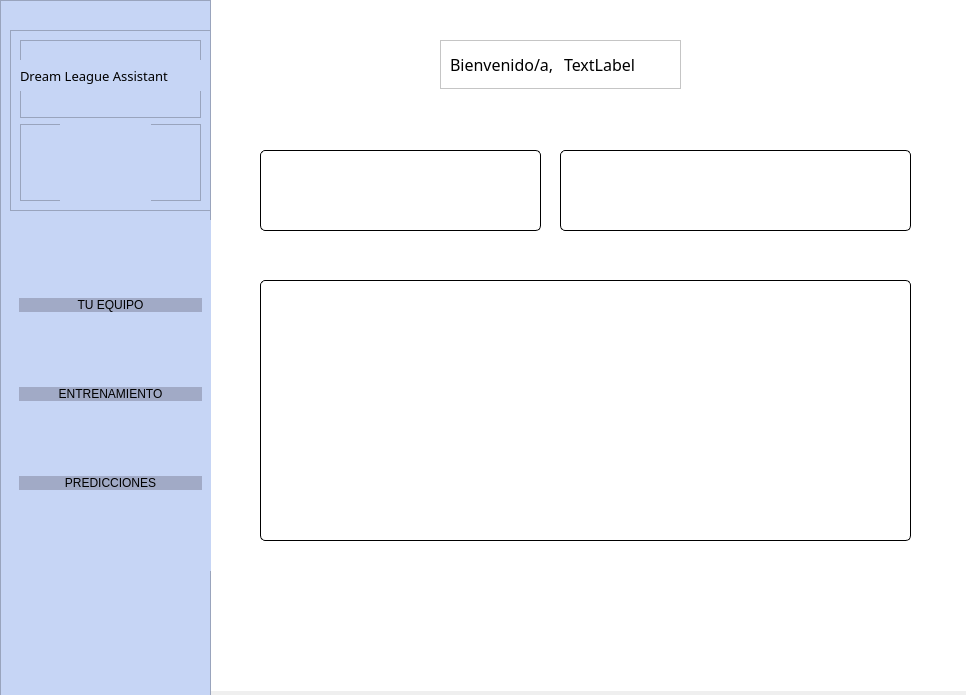
This is dla.ui in lgruneirodem/interfaz as Qt 5 draws it before an edit. The edited form follows.
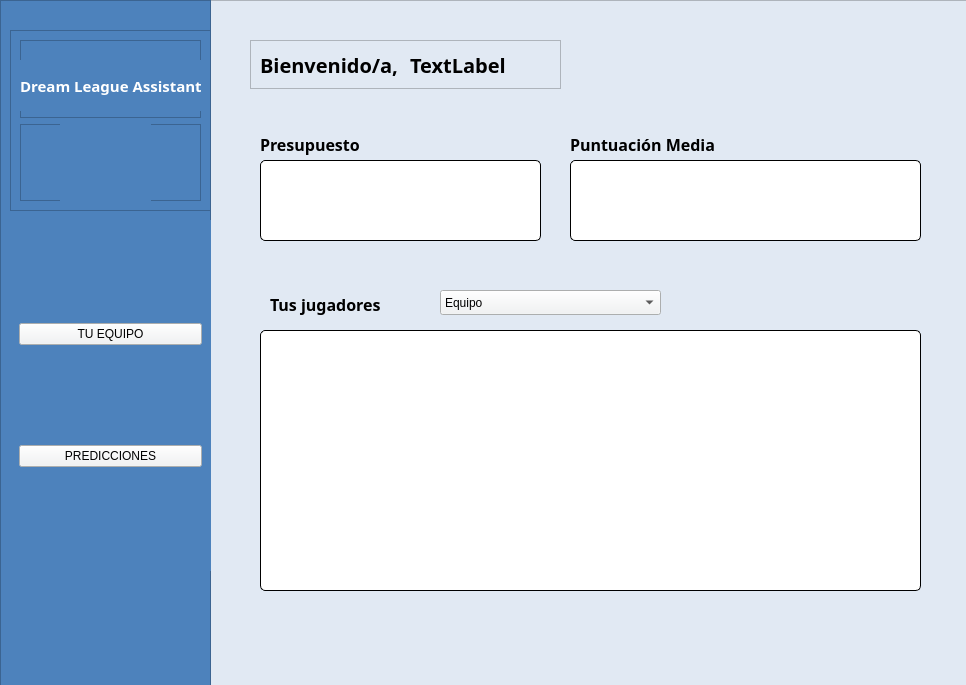
This is the edited form. Icons and pictures are not drawn.

Commit message: Diseño de la interfaz

What changed in the file:
```diff
--- a/dla.ui
+++ b/dla.ui
@@ -7,7 +7,7 @@
     <x>0</x>
     <y>0</y>
     <width>966</width>
-    <height>695</height>
+    <height>685</height>
    </rect>
   </property>
   <property name="cursor">
@@ -37,21 +37,63 @@
       <string notr="true">background-color: #fff
 </string>
      </property>
-     <widget class="QFrame" name="saldoframe">
+     <widget class="QFrame" name="frame_2">
       <property name="geometry">
        <rect>
-        <x>50</x>
-        <y>160</y>
-        <width>281</width>
-        <height>81</height>
+        <x>0</x>
+        <y>10</y>
+        <width>781</width>
+        <height>701</height>
        </rect>
       </property>
       <property name="styleSheet">
-       <string notr="true">QFrame{
+       <string notr="true">background-color: rgb(225, 233, 243);</string>
+      </property>
+      <property name="frameShape">
+       <enum>QFrame::StyledPanel</enum>
+      </property>
+      <property name="frameShadow">
+       <enum>QFrame::Raised</enum>
+      </property>
+      <widget class="QPushButton" name="guardarmodeloBoton_2">
+       <property name="geometry">
+        <rect>
+         <x>350</x>
+         <y>500</y>
+         <width>131</width>
+         <height>31</height>
+        </rect>
+       </property>
+       <property name="styleSheet">
+        <string notr="true">QPushButton{
+font:  bold 10pt &quot;Century Gothic&quot;;
+background-color: rgb(241, 243, 244);
+
+}
+QPushButton:hover{	
+background-color: rgb(184, 191, 199);
+}
+</string>
+       </property>
+       <property name="text">
+        <string>Guardar Modelo</string>
+       </property>
+      </widget>
+      <widget class="QFrame" name="frame_5">
+       <property name="geometry">
+        <rect>
+         <x>360</x>
+         <y>160</y>
+         <width>351</width>
+         <height>81</height>
+        </rect>
+       </property>
+       <property name="styleSheet">
+        <string notr="true">QFrame{
 border: 0.5px solid #000000;
 border-radius: 5px;
+background-color: rgb(255, 255, 255);
 
-
 }
 QFrame:hover {
 border:  0.5px solid #567CF0; 
@@ -72,29 +114,29 @@
 
  QFrame {
  box-shadow: 5px 5px 5px 5px #888888;}</string>
-      </property>
-      <property name="frameShape">
-       <enum>QFrame::StyledPanel</enum>
-      </property>
-      <property name="frameShadow">
-       <enum>QFrame::Raised</enum>
-      </property>
-     </widget>
-     <widget class="QFrame" name="frame_5">
-      <property name="geometry">
-       <rect>
-        <x>350</x>
-        <y>160</y>
-        <width>351</width>
-        <height>81</height>
-       </rect>
-      </property>
-      <property name="styleSheet">
-       <string notr="true">QFrame{
+       </property>
+       <property name="frameShape">
+        <enum>QFrame::StyledPanel</enum>
+       </property>
+       <property name="frameShadow">
+        <enum>QFrame::Raised</enum>
+       </property>
+      </widget>
+      <widget class="QFrame" name="saldoframe">
+       <property name="geometry">
+        <rect>
+         <x>50</x>
+         <y>160</y>
+         <width>281</width>
+         <height>81</height>
+        </rect>
+       </property>
+       <property name="styleSheet">
+        <string notr="true">QFrame{
 border: 0.5px solid #000000;
 border-radius: 5px;
+	background-color: rgb(255, 255, 255);
 
-
 }
 QFrame:hover {
 border:  0.5px solid #567CF0; 
@@ -115,28 +157,91 @@
 
  QFrame {
  box-shadow: 5px 5px 5px 5px #888888;}</string>
-      </property>
-      <property name="frameShape">
-       <enum>QFrame::StyledPanel</enum>
-      </property>
-      <property name="frameShadow">
-       <enum>QFrame::Raised</enum>
-      </property>
-     </widget>
-     <widget class="QFrame" name="frame_4">
-      <property name="geometry">
-       <rect>
-        <x>50</x>
-        <y>290</y>
-        <width>651</width>
-        <height>261</height>
-       </rect>
-      </property>
-      <property name="styleSheet">
-       <string notr="true">QFrame{
+       </property>
+       <property name="frameShape">
+        <enum>QFrame::StyledPanel</enum>
+       </property>
+       <property name="frameShadow">
+        <enum>QFrame::Raised</enum>
+       </property>
+      </widget>
+      <widget class="QFrame" name="framebienvenido">
+       <property name="geometry">
+        <rect>
+         <x>40</x>
+         <y>40</y>
+         <width>311</width>
+         <height>49</height>
+        </rect>
+       </property>
+       <property name="styleSheet">
+        <string notr="true">background-color: rgb(225, 233, 243);</string>
+       </property>
+       <property name="frameShape">
+        <enum>QFrame::StyledPanel</enum>
+       </property>
+       <property name="frameShadow">
+        <enum>QFrame::Raised</enum>
+       </property>
+       <layout class="QHBoxLayout" name="horizontalLayout">
+        <item>
+         <widget class="QLabel" name="bienvenido">
+          <property name="font">
+           <font>
+            <family>Century Gothic</family>
+            <pointsize>15</pointsize>
+            <weight>75</weight>
+            <italic>false</italic>
+            <bold>true</bold>
+           </font>
+          </property>
+          <property name="styleSheet">
+           <string notr="true">QFrame{
+	font: bold 15pt &quot;Century Gothic&quot;;
+}</string>
+          </property>
+          <property name="text">
+           <string>Bienvenido/a, </string>
+          </property>
+         </widget>
+        </item>
+        <item>
+         <widget class="QLabel" name="nombreUsuario">
+          <property name="font">
+           <font>
+            <family>Century Gothic</family>
+            <pointsize>15</pointsize>
+            <weight>75</weight>
+            <italic>false</italic>
+            <bold>true</bold>
+           </font>
+          </property>
+          <property name="styleSheet">
+           <string notr="true">QFrame{
+	font: bold 15pt &quot;Century Gothic&quot;;
+}</string>
+          </property>
+          <property name="text">
+           <string>TextLabel</string>
+          </property>
+         </widget>
+        </item>
+       </layout>
+      </widget>
+      <widget class="QFrame" name="frame_4">
+       <property name="geometry">
+        <rect>
+         <x>50</x>
+         <y>330</y>
+         <width>661</width>
+         <height>261</height>
+        </rect>
+       </property>
+       <property name="styleSheet">
+        <string notr="true">QFrame{
 border: 0.5px solid #000000;
 border-radius: 5px;
-
+	background-color: rgb(255, 255, 255);
 
 }
 QFrame:hover {
@@ -160,73 +265,147 @@
  box-shadow: 5px 5px 5px 5px #888888;
 
 }</string>
-      </property>
-      <property name="frameShape">
-       <enum>QFrame::StyledPanel</enum>
-      </property>
-      <property name="frameShadow">
-       <enum>QFrame::Raised</enum>
-      </property>
-     </widget>
-     <widget class="QFrame" name="framebienvenido">
-      <property name="geometry">
-       <rect>
-        <x>230</x>
-        <y>50</y>
-        <width>241</width>
-        <height>49</height>
-       </rect>
-      </property>
-      <property name="frameShape">
-       <enum>QFrame::StyledPanel</enum>
-      </property>
-      <property name="frameShadow">
-       <enum>QFrame::Raised</enum>
-      </property>
-      <layout class="QHBoxLayout" name="horizontalLayout">
-       <item>
-        <widget class="QLabel" name="bienvenido">
-         <property name="font">
-          <font>
-           <family>Century Gothic</family>
-           <pointsize>12</pointsize>
-           <weight>50</weight>
-           <italic>false</italic>
-           <bold>false</bold>
-          </font>
-         </property>
-         <property name="styleSheet">
-          <string notr="true">QFrame{
-	font: 12pt &quot;Century Gothic&quot;;
+       </property>
+       <property name="frameShape">
+        <enum>QFrame::StyledPanel</enum>
+       </property>
+       <property name="frameShadow">
+        <enum>QFrame::Raised</enum>
+       </property>
+      </widget>
+      <widget class="QLabel" name="bienvenido_3">
+       <property name="geometry">
+        <rect>
+         <x>50</x>
+         <y>130</y>
+         <width>113</width>
+         <height>29</height>
+        </rect>
+       </property>
+       <property name="font">
+        <font>
+         <family>Century Gothic</family>
+         <pointsize>12</pointsize>
+         <weight>75</weight>
+         <italic>false</italic>
+         <bold>true</bold>
+        </font>
+       </property>
+       <property name="styleSheet">
+        <string notr="true">QFrame{
+	font: bold 12pt &quot;Century Gothic&quot;;
 }</string>
-         </property>
-         <property name="text">
-          <string>Bienvenido/a, </string>
-         </property>
-        </widget>
+       </property>
+       <property name="text">
+        <string>Presupuesto </string>
+       </property>
+      </widget>
+      <widget class="QLabel" name="bienvenido_4">
+       <property name="geometry">
+        <rect>
+         <x>360</x>
+         <y>130</y>
+         <width>171</width>
+         <height>29</height>
+        </rect>
+       </property>
+       <property name="font">
+        <font>
+         <family>Century Gothic</family>
+         <pointsize>12</pointsize>
+         <weight>75</weight>
+         <italic>false</italic>
+         <bold>true</bold>
+        </font>
+       </property>
+       <property name="styleSheet">
+        <string notr="true">QFrame{
+	font: bold 12pt &quot;Century Gothic&quot;;
+}</string>
+       </property>
+       <property name="text">
+        <string>Puntuación Media</string>
+       </property>
+      </widget>
+      <widget class="QLabel" name="bienvenido_5">
+       <property name="geometry">
+        <rect>
+         <x>60</x>
+         <y>290</y>
+         <width>113</width>
+         <height>29</height>
+        </rect>
+       </property>
+       <property name="font">
+        <font>
+         <family>Century Gothic</family>
+         <pointsize>12</pointsize>
+         <weight>75</weight>
+         <italic>false</italic>
+         <bold>true</bold>
+        </font>
+       </property>
+       <property name="styleSheet">
+        <string notr="true">QFrame{
+	font: bold 12pt &quot;Century Gothic&quot;;
+}</string>
+       </property>
+       <property name="text">
+        <string>Tus jugadores</string>
+       </property>
+      </widget>
+      <widget class="QComboBox" name="comboBox">
+       <property name="geometry">
+        <rect>
+         <x>230</x>
+         <y>290</y>
+         <width>221</width>
+         <height>25</height>
+        </rect>
+       </property>
+       <property name="styleSheet">
+        <string notr="true">QComboBox{
+font:  bold 10pt &quot;Century Gothic&quot;;
+background-color: rgb(241, 243, 244);
+text-align: center;
+
+}</string>
+       </property>
+       <item>
+        <property name="text">
+         <string>Equipo</string>
+        </property>
        </item>
        <item>
-        <widget class="QLabel" name="nombreUsuario">
-         <property name="font">
-          <font>
-           <family>Century Gothic</family>
-           <pointsize>12</pointsize>
-           <weight>50</weight>
-           <italic>false</italic>
-           <bold>false</bold>
-          </font>
-         </property>
-         <property name="styleSheet">
-          <string notr="true">QFrame{
-	font: 12pt &quot;Century Gothic&quot;;
-}</string>
-         </property>
-         <property name="text">
-          <string>TextLabel</string>
-         </property>
-        </widget>
+        <property name="text">
+         <string>Porteros</string>
+        </property>
        </item>
-      </layout>
+       <item>
+        <property name="text">
+         <string>Defensas</string>
+        </property>
+       </item>
+       <item>
+        <property name="text">
+         <string>Mediocentros</string>
+        </property>
+       </item>
+       <item>
+        <property name="text">
+         <string>Delanteros</string>
+        </property>
+       </item>
+      </widget>
+      <zorder>guardarmodeloBoton_2</zorder>
+      <zorder>saldoframe</zorder>
+      <zorder>frame_5</zorder>
+      <zorder>framebienvenido</zorder>
+      <zorder>frame_4</zorder>
+      <zorder>bienvenido_3</zorder>
+      <zorder>bienvenido_4</zorder>
+      <zorder>bienvenido_5</zorder>
+      <zorder>comboBox</zorder>
      </widget>
     </widget>
     <widget class="QWidget" name="predicciones_page">
@@ -520,6 +699,10 @@
        <height>711</height>
       </rect>
      </property>
+     <property name="styleSheet">
+      <string notr="true">background-color: #4d82bc;
+</string>
+     </property>
      <property name="frameShape">
       <enum>QFrame::StyledPanel</enum>
      </property>
@@ -550,40 +733,39 @@
       <layout class="QVBoxLayout" name="verticalLayout">
        <item>
         <widget class="QPushButton" name="botonequipo">
+         <property name="sizePolicy">
+          <sizepolicy hsizetype="Minimum" vsizetype="Fixed">
+           <horstretch>0</horstretch>
+           <verstretch>0</verstretch>
+          </sizepolicy>
+         </property>
          <property name="styleSheet">
           <string notr="true">QPushButton{
-font: 11pt  &quot;Century Gothic&quot;;
-background-color: rgb(161, 170, 198);
-border-radius: 10px;
-}</string>
+font: bold 11pt  &quot;Century Gothic&quot;;
+background-color: rgb(241, 243, 244);
+}
+
+QPushButton:hover{	
+background-color: #c4dafa;
+}
+</string>
          </property>
          <property name="text">
           <string>TU EQUIPO</string>
          </property>
         </widget>
        </item>
-       <item>
-        <widget class="QPushButton" name="botonentrenamiento">
-         <property name="styleSheet">
-          <string notr="true">QPushButton{
-font: 11pt  &quot;Century Gothic&quot;;
-background-color: rgb(161, 170, 198);
-border-radius: 10px;
-}</string>
-         </property>
-         <property name="text">
-          <string>ENTRENAMIENTO</string>
-         </property>
-        </widget>
-       </item>
        <item>
         <widget class="QPushButton" name="botonpredicciones">
          <property name="styleSheet">
           <string notr="true">QPushButton{
-font: 11pt  &quot;Century Gothic&quot;;
-background-color: rgb(161, 170, 198);
-border-radius: 10px;
-}</string>
+font: bold 11pt  &quot;Century Gothic&quot;;
+background-color: rgb(241, 243, 244);
+}
+QPushButton:hover{	
+background-color: #c4dafa;
+}
+</string>
          </property>
          <property name="text">
           <string>PREDICCIONES</string>
@@ -622,7 +804,7 @@
             <x>0</x>
             <y>20</y>
             <width>191</width>
-            <height>31</height>
+            <height>51</height>
            </rect>
           </property>
           <property name="minimumSize">
@@ -633,16 +815,17 @@
           </property>
           <property name="font">
            <font>
-            <family>Neue Haas Grotesk Text Pro Medi</family>
-            <pointsize>10</pointsize>
-            <weight>7</weight>
+            <family>Century Gothic</family>
+            <pointsize>11</pointsize>
+            <weight>75</weight>
             <italic>false</italic>
-            <bold>false</bold>
+            <bold>true</bold>
            </font>
           </property>
           <property name="styleSheet">
            <string notr="true">QFrame{
-font: 57 10pt &quot;Neue Haas Grotesk Text Pro Medi&quot;;
+font:  bold 11pt &quot;Century Gothic&quot;;
+color: rgb(255, 255, 255);
 }</string>
           </property>
           <property name="text">
```
Left out of the diff: 147 changed lines with no effect on the pictures.
